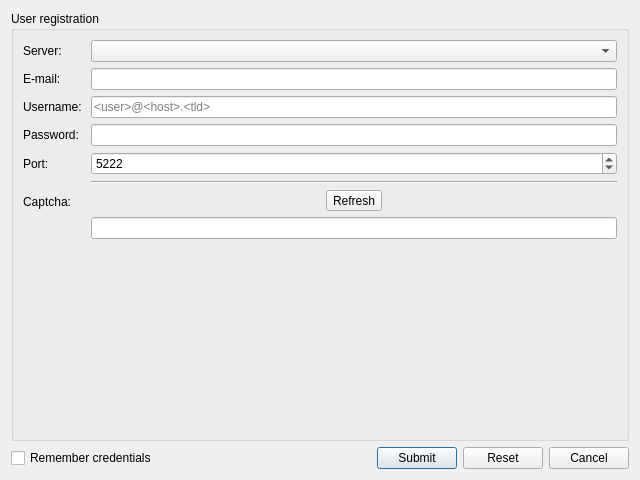
Qt form src/ui/xmpp/gkxmppregistrationdialog.ui (GekkoFyre/small-world-deluxe) before a commit.
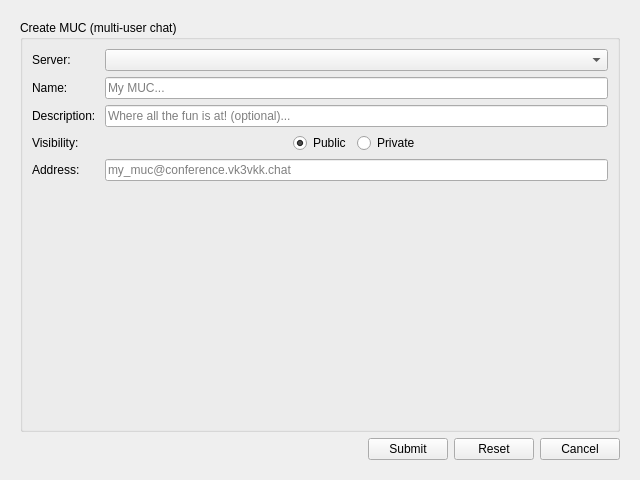
The same form after that commit. The open tabs and pages were chosen to show the change.

```diff
--- a/src/ui/xmpp/gkxmppregistrationdialog.ui
+++ b/src/ui/xmpp/gkxmppregistrationdialog.ui
@@ -1492,6 +1492,243 @@
        </item>
       </layout>
      </widget>
+     <widget class="QWidget" name="page_account_create_muc_ui">
+      <layout class="QVBoxLayout" name="verticalLayout_26">
+       <item>
+        <widget class="QGroupBox" name="groupBox_account_create_muc_form">
+         <property name="title">
+          <string>Create MUC (multi-user chat)</string>
+         </property>
+         <layout class="QVBoxLayout" name="verticalLayout_27">
+          <property name="leftMargin">
+           <number>0</number>
+          </property>
+          <property name="topMargin">
+           <number>0</number>
+          </property>
+          <property name="rightMargin">
+           <number>0</number>
+          </property>
+          <property name="bottomMargin">
+           <number>0</number>
+          </property>
+          <item>
+           <widget class="QFrame" name="frame_account_create_muc_main">
+            <property name="frameShape">
+             <enum>QFrame::NoFrame</enum>
+            </property>
+            <property name="frameShadow">
+             <enum>QFrame::Plain</enum>
+            </property>
+            <layout class="QFormLayout" name="formLayout_5">
+             <item row="0" column="0">
+              <widget class="QLabel" name="label_account_create_muc_server">
+               <property name="text">
+                <string>Server: </string>
+               </property>
+              </widget>
+             </item>
+             <item row="0" column="1">
+              <widget class="QComboBox" name="comboBox_account_create_muc_server_type"/>
+             </item>
+             <item row="1" column="0">
+              <widget class="QLabel" name="label_account_create_muc_name">
+               <property name="text">
+                <string>Name: </string>
+               </property>
+              </widget>
+             </item>
+             <item row="1" column="1">
+              <widget class="QLineEdit" name="lineEdit_account_create_muc_name">
+               <property name="placeholderText">
+                <string>My MUC...</string>
+               </property>
+              </widget>
+             </item>
+             <item row="2" column="0">
+              <widget class="QLabel" name="label_account_create_muc_desc">
+               <property name="text">
+                <string>Description: </string>
+               </property>
+              </widget>
+             </item>
+             <item row="2" column="1">
+              <widget class="QLineEdit" name="lineEdit_account_create_muc_desc">
+               <property name="placeholderText">
+                <string>Where all the fun is at! (optional)...</string>
+               </property>
+              </widget>
+             </item>
+             <item row="3" column="1">
+              <widget class="QFrame" name="frame_account_create_muc_visibility">
+               <property name="frameShape">
+                <enum>QFrame::NoFrame</enum>
+               </property>
+               <property name="frameShadow">
+                <enum>QFrame::Plain</enum>
+               </property>
+               <layout class="QHBoxLayout" name="horizontalLayout_15">
+                <property name="leftMargin">
+                 <number>0</number>
+                </property>
+                <property name="topMargin">
+                 <number>0</number>
+                </property>
+                <property name="rightMargin">
+                 <number>0</number>
+                </property>
+                <property name="bottomMargin">
+                 <number>0</number>
+                </property>
+                <item>
+                 <spacer name="horizontalSpacer_7">
+                  <property name="orientation">
+                   <enum>Qt::Horizontal</enum>
+                  </property>
+                  <property name="sizeHint" stdset="0">
+                   <size>
+                    <width>40</width>
+                    <height>20</height>
+                   </size>
+                  </property>
+                 </spacer>
+                </item>
+                <item>
+                 <widget class="QRadioButton" name="radioButton_account_create_muc_visibility_public">
+                  <property name="text">
+                   <string>Public</string>
+                  </property>
+                  <property name="checked">
+                   <bool>true</bool>
+                  </property>
+                 </widget>
+                </item>
+                <item>
+                 <widget class="QRadioButton" name="radioButton_account_create_muc_visibility_private">
+                  <property name="text">
+                   <string>Private</string>
+                  </property>
+                 </widget>
+                </item>
+                <item>
+                 <spacer name="horizontalSpacer_8">
+                  <property name="orientation">
+                   <enum>Qt::Horizontal</enum>
+                  </property>
+                  <property name="sizeHint" stdset="0">
+                   <size>
+                    <width>40</width>
+                    <height>20</height>
+                   </size>
+                  </property>
+                 </spacer>
+                </item>
+               </layout>
+              </widget>
+             </item>
+             <item row="3" column="0">
+              <widget class="QLabel" name="label_account_create_muc_visibility">
+               <property name="text">
+                <string>Visibility: </string>
+               </property>
+              </widget>
+             </item>
+             <item row="4" column="0">
+              <widget class="QLabel" name="label_account_create_muc_address">
+               <property name="text">
+                <string>Address: </string>
+               </property>
+              </widget>
+             </item>
+             <item row="4" column="1">
+              <widget class="QLineEdit" name="lineEdit_account_create_muc_address">
+               <property name="readOnly">
+                <bool>true</bool>
+               </property>
+               <property name="placeholderText">
+                <string>my_muc@conference.vk3vkk.chat</string>
+               </property>
+              </widget>
+             </item>
+             <item row="5" column="1">
+              <spacer name="verticalSpacer_6">
+               <property name="orientation">
+                <enum>Qt::Vertical</enum>
+               </property>
+               <property name="sizeHint" stdset="0">
+                <size>
+                 <width>20</width>
+                 <height>40</height>
+                </size>
+               </property>
+              </spacer>
+             </item>
+            </layout>
+           </widget>
+          </item>
+         </layout>
+        </widget>
+       </item>
+       <item>
+        <widget class="QFrame" name="frame_account_create_muc_pushbuttons">
+         <property name="frameShape">
+          <enum>QFrame::NoFrame</enum>
+         </property>
+         <property name="frameShadow">
+          <enum>QFrame::Plain</enum>
+         </property>
+         <layout class="QHBoxLayout" name="horizontalLayout_16">
+          <property name="leftMargin">
+           <number>0</number>
+          </property>
+          <property name="topMargin">
+           <number>0</number>
+          </property>
+          <property name="rightMargin">
+           <number>0</number>
+          </property>
+          <property name="bottomMargin">
+           <number>0</number>
+          </property>
+          <item>
+           <spacer name="horizontalSpacer_6">
+            <property name="orientation">
+             <enum>Qt::Horizontal</enum>
+            </property>
+            <property name="sizeHint" stdset="0">
+             <size>
+              <width>40</width>
+              <height>20</height>
+             </size>
+            </property>
+           </spacer>
+          </item>
+          <item>
+           <widget class="QPushButton" name="pushButton_account_create_muc_submit">
+            <property name="text">
+             <string>Submit</string>
+            </property>
+           </widget>
+          </item>
+          <item>
+           <widget class="QPushButton" name="pushButton_account_create_muc_reset">
+            <property name="text">
+             <string>Reset</string>
+            </property>
+           </widget>
+          </item>
+          <item>
+           <widget class="QPushButton" name="pushButton_account_create_muc_cancel">
+            <property name="text">
+             <string>Cancel</string>
+            </property>
+           </widget>
+          </item>
+         </layout>
+        </widget>
+       </item>
+      </layout>
+     </widget>
      <widget class="QWidget" name="page_account_status_ui">
       <layout class="QVBoxLayout" name="verticalLayout_6">
        <property name="leftMargin">
```
